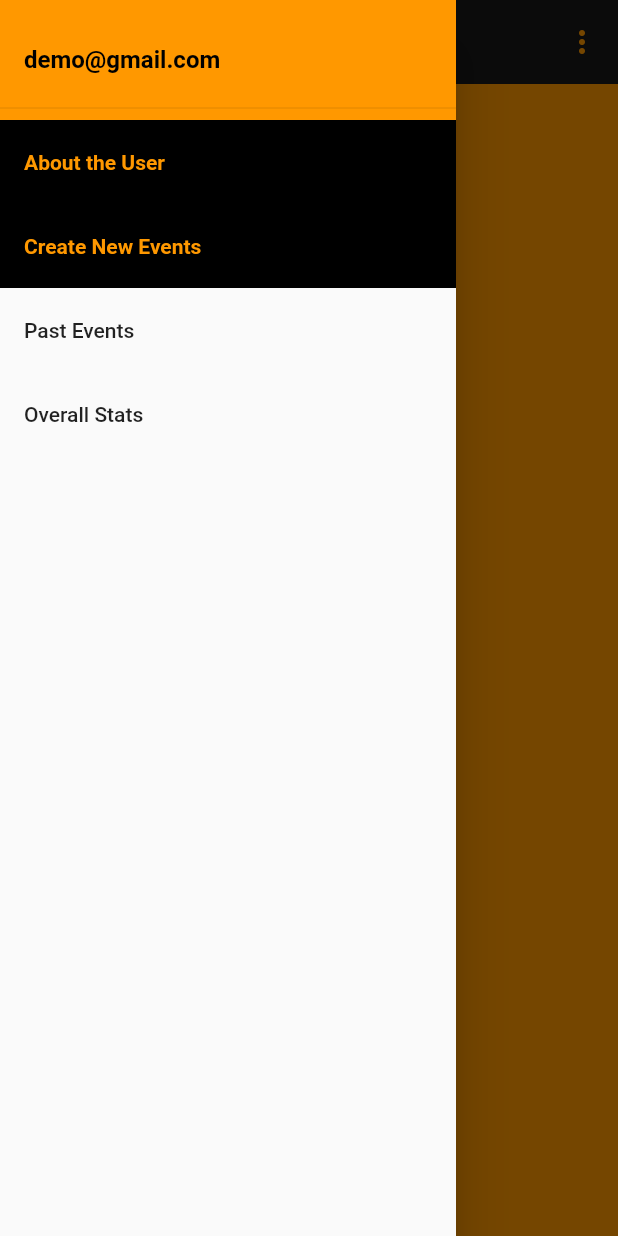
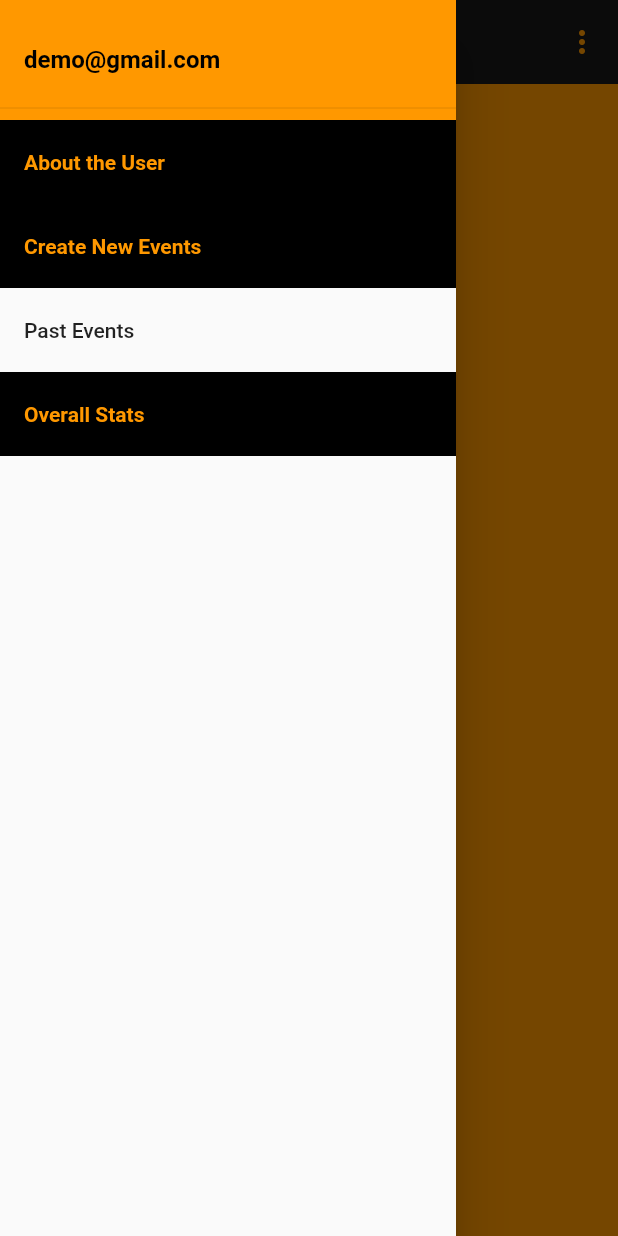
Before and after one commit to harshkumarkhatri/Booking-App-Event-Creator, a Flutter app: the MainScreen screen opened directly, with the side drawer open, on a phone screen of 412 x 824 dp. Run offline on Flutter 3.47's test engine with Material 2 defaults, Android fonts, the phone set to English and light mode, and no system bars; our stand-ins replace cloud_firestore, firebase_auth, get, shared_preferences; accounts and stored records are empty.

Commit message:
Initialized overall stats tile widget for main screen drawer

```diff
--- a/lib/views/pages/MainScreen/Widgets/overAllStatsTile_widget.dart
+++ b/lib/views/pages/MainScreen/Widgets/overAllStatsTile_widget.dart
@@ -2,7 +2,14 @@ import 'package:flutter/material.dart';
 
 Widget overAllStateTile() {
   return ListTile(
-    title: Text('Overall Stats'),
+    tileColor: Colors.black,
+    title: Text(
+      'Overall Stats',
+      style: TextStyle(
+        color: Colors.orange,
+        fontWeight: FontWeight.w600,
+      ),
+    ),
     onTap: () {
       // Update the state of the app.
       // ...
```
